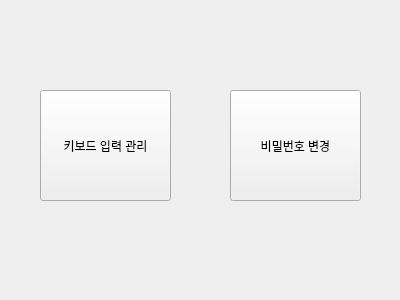
The window that Kiosk/Manager_mode.ui (JEHY1/4-1CapstoneDesign) describes before a commit, drawn with Qt 5.
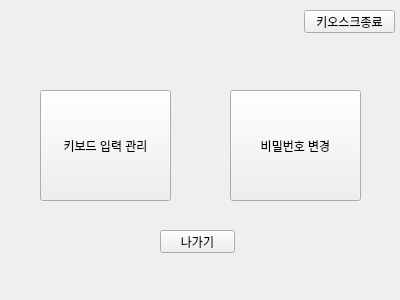
The same window after the commit.

What changed in the file:
```diff
--- a/Kiosk/Manager_mode.ui
+++ b/Kiosk/Manager_mode.ui
@@ -39,6 +39,32 @@
     <string>비밀번호 변경</string>
    </property>
   </widget>
+  <widget class="QPushButton" name="btn_quit">
+   <property name="geometry">
+    <rect>
+     <x>304</x>
+     <y>10</y>
+     <width>91</width>
+     <height>23</height>
+    </rect>
+   </property>
+   <property name="text">
+    <string>키오스크종료</string>
+   </property>
+  </widget>
+  <widget class="QPushButton" name="btn_back">
+   <property name="geometry">
+    <rect>
+     <x>160</x>
+     <y>230</y>
+     <width>75</width>
+     <height>23</height>
+    </rect>
+   </property>
+   <property name="text">
+    <string>나가기</string>
+   </property>
+  </widget>
  </widget>
  <resources/>
  <connections/>
```
Left out of the diff: 2 changed lines with no effect on the pictures.
